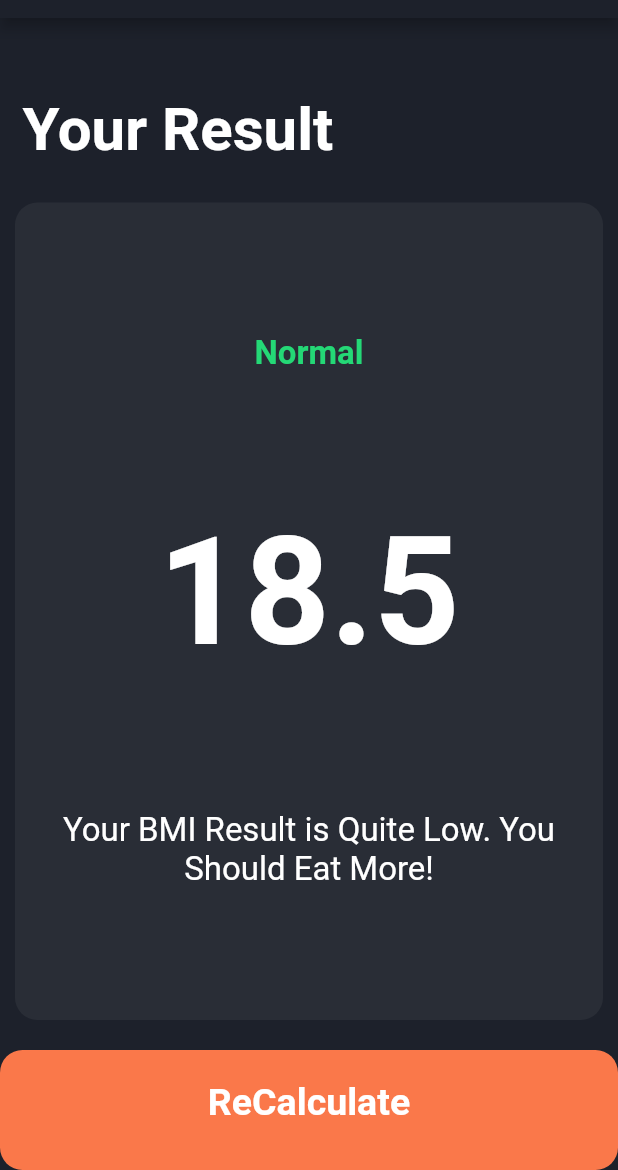
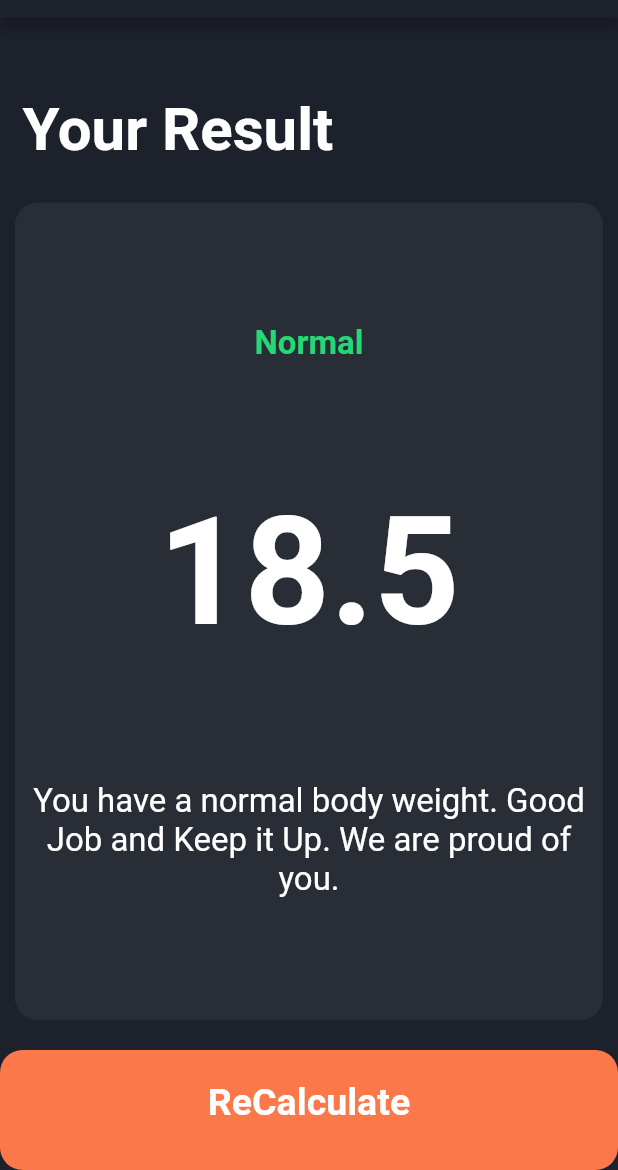
Before and after one commit to surajrocks1997/bmi-calculator-flutter, a Flutter app: the screen it shows after launch, after a tap on "Calculate BMI", on a phone screen of 412 x 824 dp, the part 66-1236 px from its top. Run offline on Flutter 3.47's test engine with Material 2 defaults, Android fonts, the phone set to English and light mode, and no system bars; our stand-ins replace font_awesome_flutter.

Commit message:
bmi calculator complete

```diff
--- /dev/null
+++ b/lib/calculator_brain.dart
@@ -0,0 +1,37 @@
+import 'dart:math';
+
+import 'package:flutter/cupertino.dart';
+
+class CalculatorBrain {
+  final int height;
+  final int weight;
+
+  CalculatorBrain({this.height, this.weight});
+
+  double _bmi;
+
+  String calculateBMI() {
+    _bmi = weight / pow(height / 100, 2);
+    return _bmi.toStringAsFixed(1);
+  }
+
+  String getResult() {
+    if (_bmi >= 25) {
+      return 'Overweight';
+    } else if (_bmi > 18.5) {
+      return 'Normal';
+    } else {
+      return 'Underweight';
+    }
+  }
+
+  String getInterpretation() {
+    if (_bmi >= 25) {
+      return 'You have higher than normal body weight. Try Cutting on some food and try doing more exercise';
+    } else if (_bmi > 18.5) {
+      return 'You have a normal body weight. Good Job and Keep it Up. We are proud of you.';
+    } else {
+      return 'You have lower than normal body weight. You should eat as much as you want.';
+    }
+  }
+}
--- a/lib/screens/input_page.dart
+++ b/lib/screens/input_page.dart
@@ -6,6 +6,7 @@ import '../constants.dart';
 import 'results_page.dart';
 import '../components/bottom_button.dart';
 import '../components/roundIcon_button.dart';
+import '../calculator_brain.dart';
 
 enum Gender {
   male,
@@ -213,8 +214,18 @@ class _InputPageState extends State<InputPage> {
           BottomButton(
             buttonTitle: 'Calculate BMI',
             onTap: () {
-              Navigator.push(context,
-                  MaterialPageRoute(builder: (context) => ResultsPage()));
+              CalculatorBrain calc =
+                  CalculatorBrain(height: height, weight: weight);
+              Navigator.push(
+                context,
+                MaterialPageRoute(
+                  builder: (context) => ResultsPage(
+                    bmiResult: calc.calculateBMI(),
+                    interpretation: calc.getInterpretation(),
+                    resultText: calc.getResult(),
+                  ),
+                ),
+              );
             },
           )
         ],
--- a/lib/screens/results_page.dart
+++ b/lib/screens/results_page.dart
@@ -4,6 +4,15 @@ import '../components/reusable_card.dart';
 import '../components/bottom_button.dart';
 
 class ResultsPage extends StatelessWidget {
+  final String bmiResult;
+  final String resultText;
+  final String interpretation;
+
+  ResultsPage(
+      {@required this.bmiResult,
+      @required this.resultText,
+      @required this.interpretation});
+
   @override
   Widget build(BuildContext context) {
     return Scaffold(
@@ -33,15 +42,15 @@ class ResultsPage extends StatelessWidget {
                   crossAxisAlignment: CrossAxisAlignment.center,
                   children: [
                     Text(
-                      'Normal',
+                      resultText,
                       style: kResultTextStyle,
                     ),
                     Text(
-                      '18.5',
+                      bmiResult,
                       style: kBMITextStyle,
                     ),
                     Text(
-                      'Your BMI Result is Quite Low. You Should Eat More!',
+                      interpretation,
                       style: kBodyTextStyle,
                       textAlign: TextAlign.center,
                     ),
```
